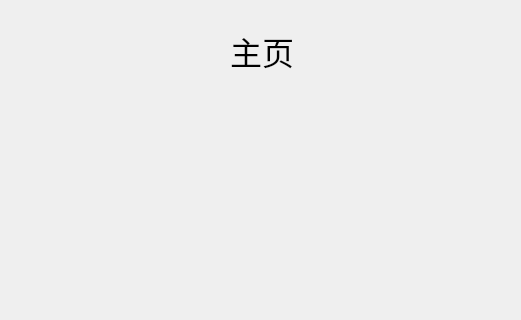
First picture: the form in qt_gui/titation_2022_8.ui, repository igomine/titation_2022_8, before the edit; both pictures show x 160 to 681 and y 0 to 320 of the 800 by 480 pixel window.
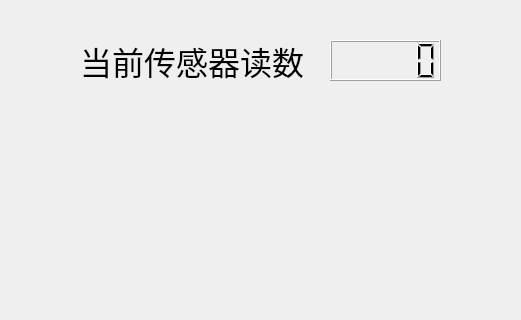
Second picture: the form after the edit.

Commit message: 2022.8.31 增加了读取711传感器的线程 ~~~~~~~~~~ 2022.8.13 ~~~~~~~~~~ 去掉标题栏

```diff
--- a/qt_gui/titation_2022_8.ui
+++ b/qt_gui/titation_2022_8.ui
@@ -195,9 +195,9 @@
        <widget class="QLabel" name="label">
         <property name="geometry">
          <rect>
-          <x>230</x>
-          <y>30</y>
-          <width>91</width>
+          <x>80</x>
+          <y>40</y>
+          <width>241</width>
           <height>41</height>
          </rect>
         </property>
@@ -207,7 +207,20 @@
          </font>
         </property>
         <property name="text">
-         <string>主页</string>
+         <string>当前传感器读数</string>
+        </property>
+       </widget>
+       <widget class="QLCDNumber" name="lcdNumber">
+        <property name="geometry">
+         <rect>
+          <x>330</x>
+          <y>40</y>
+          <width>111</width>
+          <height>41</height>
+         </rect>
+        </property>
+        <property name="segmentStyle">
+         <enum>QLCDNumber::Filled</enum>
         </property>
        </widget>
       </widget>
```
The commit also changes 5 other files.
